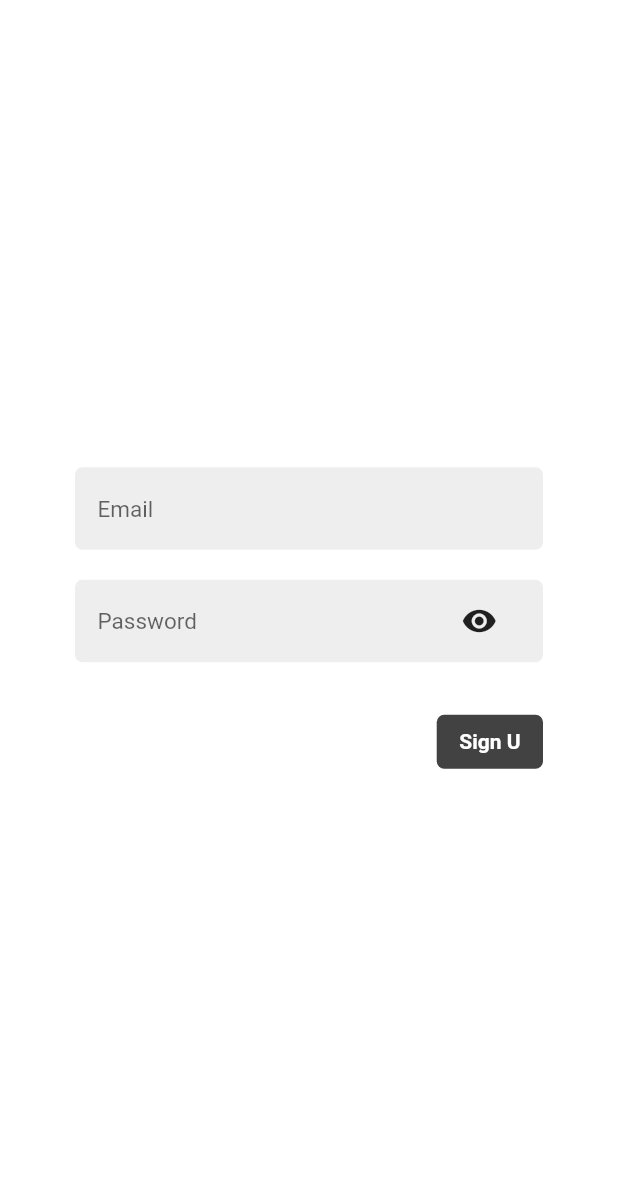
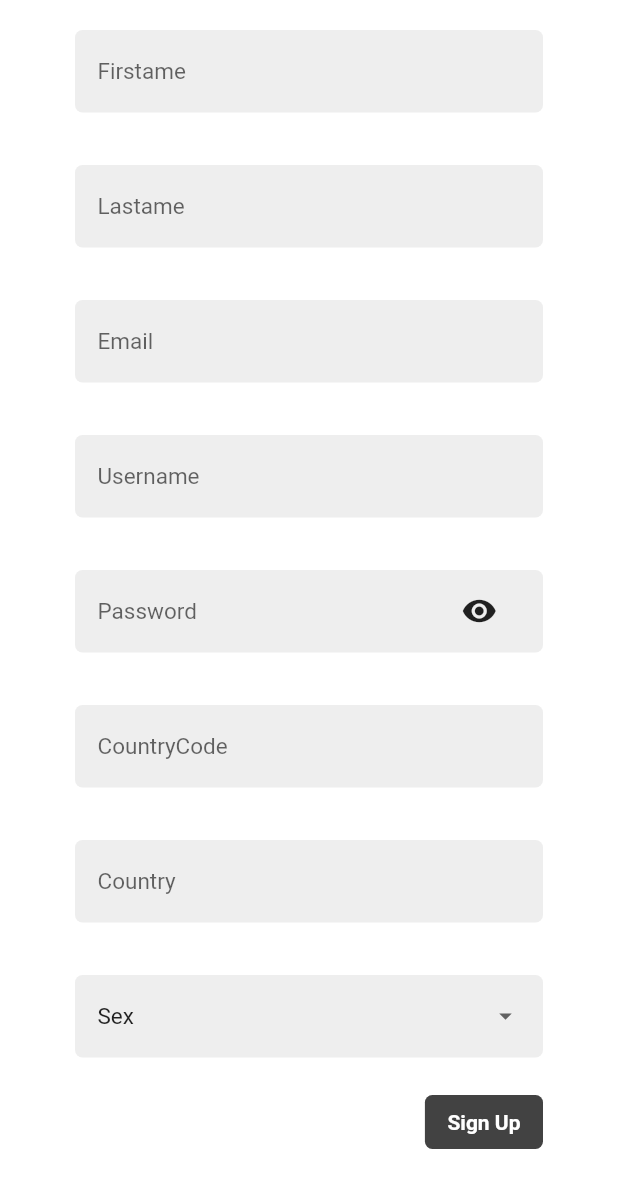
Before and after one commit to anonymous-plutocrat/KwikPass, a Flutter app: the screen it shows after launch, on a phone screen of 412 x 824 dp. Shown: the top 1188 px of the screen. Run offline on Flutter 3.47's test engine with Material 2 defaults, Android fonts, the phone set to English and light mode, and no system bars; our stand-ins replace firebase_auth, get_it, google_sign_in, provider_architecture; missing offline and left inert: flutter_rave; accounts and stored records are empty; network calls fail.

Commit message:
Things really happened

```diff
--- /dev/null
+++ b/lib/UIs/allUI/signupscreen.dart
@@ -0,0 +1,109 @@
+// // import 'package:flutter/gestures.dart';
+import 'package:flutter/material.dart';
+import 'package:provider_architecture/provider_architecture.dart';
+import 'package:road_to_flutter/UIs/sharedUI/buttonUi.dart';
+import 'package:road_to_flutter/shared/expansion_list.dart';
+// import 'package:road_to_flutter/auth/auths.dart';
+// import 'package:road_to_flutter/shared/buttonDecor.dart';
+import 'package:road_to_flutter/shared/inputDecor.dart';
+import 'package:road_to_flutter/shared/uihelpers.dart';
+// import 'package:road_to_flutter/view_models/sign_in_view_model.dart';
+import 'package:road_to_flutter/view_models/sign_up_view_model.dart';
+
+
+
+class SignUp extends StatelessWidget {
+  Widget build(BuildContext context) {
+
+    final emailController = TextEditingController();
+    final passwordController = TextEditingController();
+    final firstnameController = TextEditingController();
+    final lastnameController = TextEditingController();
+    final usernameController = TextEditingController();
+    final countrycodeController = TextEditingController();
+    final countryController = TextEditingController();
+    // final genderController = TextEditingController();
+
+
+    return ViewModelProvider<SignUpViewModel>.withConsumer(
+      viewModel: SignUpViewModel(),
+      builder: (context, model, child) => Scaffold(
+          backgroundColor: Colors.white,
+          body: SafeArea(
+               child: Padding(
+              padding: const EdgeInsets.fromLTRB(50, 20, 50, 10),
+              child: ListView(
+                // mainAxisSize: MainAxisSize.max,
+                // mainAxisAlignment: MainAxisAlignment.center,
+                // crossAxisAlignment: CrossAxisAlignment.center,
+                children: <Widget>[
+                  InputField(
+                    placeholder: 'Firstame',
+                    controller: firstnameController,
+                  ),
+                  verticalSpaceMedium,
+                  InputField(
+                    placeholder: 'Lastame',
+                    controller: lastnameController,
+                  ),
+                  verticalSpaceMedium,
+                  InputField(
+                    placeholder: 'Email',
+                    controller: passwordController,
+                  ),
+                  verticalSpaceMedium,
+                  InputField(
+                    placeholder: 'Username',
+                    controller: usernameController,
+                  ),
+                  verticalSpaceMedium,
+                  InputField(
+                    placeholder: 'Password',
+                    controller: passwordController,
+                    password: true,
+                    ),
+                    verticalSpaceMedium,
+                    InputField(
+                    placeholder: 'CountryCode',
+                    controller: countrycodeController,
+                  ),
+                  verticalSpaceMedium,
+                  InputField(
+                    placeholder: 'Country',
+                    controller: countryController,
+                  ),
+                  verticalSpaceMedium,
+                  ExpansionList(
+                    items: ['Male','Female','None'],
+                    title: model.selectedGender,
+                    onItemSelected: model.setSelectedGender),
+                  verticalSpaceMedium,
+                  Row(
+                    mainAxisSize: MainAxisSize.max,
+                    mainAxisAlignment: MainAxisAlignment.end,
+                    children: [
+                      BusyButton(
+                        title: 'Sign Up',
+                        busy: model.busy,
+                        onPressed: () {
+                          model.signUp(
+                            emailController.text,
+                            passwordController.text,
+                            firstnameController.text,
+                            lastnameController.text,
+                            countrycodeController.text,
+                            countryController.text,
+                            usernameController.text
+                       );
+                      },
+                    )
+                  ],
+                )
+              ]
+            ),
+        ),
+          )
+      )
+    );
+  }
+}
--- a/lib/UIs/authUI/signupscreen.dart
+++ /dev/null
@@ -1,62 +0,0 @@
-// // import 'package:flutter/gestures.dart';
-import 'package:flutter/material.dart';
-import 'package:provider_architecture/provider_architecture.dart';
-import 'package:road_to_flutter/UIs/sharedUI/buttonUi.dart';
-// import 'package:road_to_flutter/auth/auths.dart';
-// import 'package:road_to_flutter/shared/buttonDecor.dart';
-import 'package:road_to_flutter/shared/inputDecor.dart';
-import 'package:road_to_flutter/shared/uihelpers.dart';
-import 'package:road_to_flutter/view_models/sign_in_view_model.dart';
-import 'package:road_to_flutter/view_models/sign_up_view_model.dart';
-
-
-
-class SignUp extends StatelessWidget {
-  Widget build(BuildContext context) {
-
-    final emailController = TextEditingController();
-    final passwordController = TextEditingController();
-
-
-    return ViewModelProvider<SignUpViewModel>.withConsumer(
-      viewModel: SignUpViewModel(),
-      builder: (context, model, child) => Scaffold(
-          backgroundColor: Colors.white,
-          body: Padding(
-            padding: const EdgeInsets.symmetric(horizontal: 50),
-            child: Column(
-              mainAxisSize: MainAxisSize.max,
-              mainAxisAlignment: MainAxisAlignment.center,
-              crossAxisAlignment: CrossAxisAlignment.center,
-              children: <Widget>[
-                InputField(
-                  placeholder: 'Email',
-                  controller: emailController,
-                ),
-                verticalSpaceSmall,
-                InputField(
-                  placeholder: 'Password',
-                  password: true,
-                  controller: passwordController,
-                ),
-                verticalSpaceMedium,
-                Row(
-                  mainAxisSize: MainAxisSize.max,
-                  mainAxisAlignment: MainAxisAlignment.end,
-                  children: [
-                    BusyButton(
-                      title: 'Sign U',
-                      busy: model.busy,
-                      onPressed: () {
-                        model.signUp(emailController.text, passwordController.text);
-                    },
-                  )
-                ],
-              )
-            ]
-          ),
-        )
-      )
-    );
-  }
-}
--- a/lib/UIs/router.dart
+++ b/lib/UIs/router.dart
@@ -1,5 +1,6 @@
 import 'package:flutter/material.dart';
-import 'package:road_to_flutter/UIs/authUI/signinscreen.dart';
+import 'package:road_to_flutter/UIs/allUI/signinscreen.dart';
+import 'package:road_to_flutter/UIs/allUI/signupscreen.dart';
 // import 'package:road_to_flutter/UIs/authUI/signupscreen.dart';
 import 'package:road_to_flutter/UIs/homescreen.dart';
 import 'package:road_to_flutter/constants/routes.dart';
@@ -12,11 +13,11 @@ Route<dynamic> generateRoute(RouteSettings settings) {
         routeName: settings.name,
         viewToShow: SignIn(),
       );
-    // case SignUpViewRoute:
-    //   return _getPageRoute(
-    //     routeName: settings.name,
-    //     viewToShow: SignUp(),
-    //   );
+    case SignUpViewRoute:
+      return _getPageRoute(
+        routeName: settings.name,
+        viewToShow: SignUp(),
+      );
     case HomeViewRoute:
       return _getPageRoute(
         routeName: settings.name,
--- a/lib/main.dart
+++ b/lib/main.dart
@@ -1,5 +1,6 @@
 import 'package:flutter/material.dart';
-import 'package:road_to_flutter/UIs/authUI/signupscreen.dart';
+import 'package:road_to_flutter/UIs/allUI/signupscreen.dart';
+import 'package:road_to_flutter/UIs/allUI/startup_view.dart';
 import 'package:road_to_flutter/UIs/router.dart';
 import 'package:road_to_flutter/locator.dart';
 import 'package:road_to_flutter/manager/dialogmanager.dart';
@@ -23,7 +24,7 @@ class MyApp extends StatelessWidget {
         onGenerateRoute: (settings) => MaterialPageRoute(
             builder: (context) => DialogManager(child: child)),
       ),
-      home: SignUp(),
+      home: StartUpView(),
       onGenerateRoute: generateRoute,
       navigatorKey: locator<NavigationService>().navigationKey,
     );
--- /dev/null
+++ b/lib/models/user_model.dart
@@ -0,0 +1,37 @@
+class User{
+  final String id;
+  final String firstname;
+  final String lastname;
+  final String username;
+  final String sex;
+  final String password;
+  final String email;
+  final String country;
+  final String countrycode;
+
+  User({this.lastname, this.id, this.firstname, this.username, this.sex, this.password, this.email, this.countrycode, this.country});
+  User.fromData(Map<String,dynamic> data)
+    :   id = data["id"],
+        firstname = data["firstname"],
+        lastname = data["lastname"],
+        username = data["username"],
+        sex = data["sex"],
+        password = data["password"],
+        countrycode = data["countrycode"],
+        email = data["email"],
+        country = data["country"];
+
+  Map<String,dynamic> toJson(){
+    return {
+      'id':id,
+      'firstname':firstname,
+      'lastname':lastname,
+      'username': username,
+      'email':email,
+      'sex': sex,
+      'password':password,
+      'countrycode':countrycode,
+      'country':country
+    };
+  }
+}
--- /dev/null
+++ b/lib/shared/expansion_list.dart
@@ -0,0 +1,148 @@
+import 'package:flutter/material.dart';
+import 'package:road_to_flutter/shared/styles.dart' as sharedStyles;
+
+class ExpansionList<T> extends StatefulWidget {
+  final List<T> items;
+  final String title;
+  final Function(dynamic) onItemSelected;
+  final bool smallVersion;
+  ExpansionList({
+    Key key,
+    this.items,
+    this.title,
+    @required this.onItemSelected,
+    this.smallVersion = false,
+  }) : super(key: key);
+
+  _ExpansionListState createState() => _ExpansionListState();
+}
+
+class _ExpansionListState extends State<ExpansionList> {
+  final double startingHeight = sharedStyles.fieldHeight;
+  double expandedHeight;
+  bool expanded = false;
+  String selectedValue;
+
+  @override
+  void initState() {
+    super.initState();
+    selectedValue = widget.title;
+    _calculateExpandedHeight();
+  }
+
+  @override
+  Widget build(BuildContext context) {
+    return AnimatedContainer(
+      padding: sharedStyles.fieldPadding,
+      duration: const Duration(milliseconds: 180),
+      height: expanded
+          ? expandedHeight
+          : widget.smallVersion
+              ? sharedStyles.smallFieldHeight
+              : startingHeight,
+      decoration: sharedStyles.fieldDecortaion.copyWith(
+        boxShadow: expanded
+            ? [BoxShadow(blurRadius: 10, color: Colors.grey[300])]
+            : null,
+      ),
+      child: ListView(
+        physics: NeverScrollableScrollPhysics(),
+        padding: const EdgeInsets.all(0),
+        children: <Widget>[
+          ExpansionListItem(
+            title: selectedValue,
+            onTap: () {
+              setState(() {
+                expanded = !expanded;
+              });
+            },
+            showArrow: true,
+            smallVersion: widget.smallVersion,
+          ),
+          Container(
+            height: 2,
+            color: Colors.grey[300],
+          ),
+          ..._getDropdownListItems()
+        ],
+      ),
+    );
+  }
+
+  List<Widget> _getDropdownListItems() {
+    return widget.items
+        .map((item) => ExpansionListItem(
+            smallVersion: widget.smallVersion,
+            title: item.toString(),
+            onTap: () {
+              setState(() {
+                expanded = !expanded;
+                selectedValue = item.toString();
+              });
+
+              widget.onItemSelected(item);
+            }))
+        .toList();
+  }
+
+  void _calculateExpandedHeight() {
+    expandedHeight = 2 +
+        (widget.smallVersion
+            ? sharedStyles.smallFieldHeight
+            : sharedStyles.fieldHeight) +
+        (widget.items.length *
+            (widget.smallVersion
+                ? sharedStyles.smallFieldHeight
+                : sharedStyles.fieldHeight));
+  }
+}
+
+class ExpansionListItem extends StatelessWidget {
+  final Function onTap;
+  final String title;
+  final bool showArrow;
+  final bool smallVersion;
+  const ExpansionListItem({
+    Key key,
+    this.onTap,
+    this.title,
+    this.showArrow = false,
+    this.smallVersion = false,
+  }) : super(key: key);
+
+  @override
+  Widget build(BuildContext context) {
+    return GestureDetector(
+      behavior: HitTestBehavior.opaque,
+      onTap: onTap,
+      child: Container(
+        height: smallVersion
+            ? sharedStyles.smallFieldHeight
+            : sharedStyles.fieldHeight,
+        alignment: Alignment.centerLeft,
+        child: Row(
+          mainAxisSize: MainAxisSize.max,
+          mainAxisAlignment: MainAxisAlignment.spaceBetween,
+          children: <Widget>[
+            Expanded(
+              child: Text(
+                title ?? '',
+                style: Theme.of(context)
+                    .textTheme
+                    .subhead
+                    .copyWith(fontSize: smallVersion ? 12 : 15),
+              ),
+            ),
+            showArrow
+                ? Icon(
+                    Icons.arrow_drop_down,
+                    color: Colors.grey[700],
+                    size: 20,
+                  )
+                : Container()
+          ],
+        ),
+      ),
+    );
+  }
+}
--- a/lib/view_models/sign_up_view_model.dart
+++ b/lib/view_models/sign_up_view_model.dart
@@ -11,10 +11,26 @@ class SignUpViewModel extends BaseModel{
   final Auths _auths = locator<Auths>();
   final NavigationService navserve = locator<NavigationService>();
 
+  String _selectedgender = 'Sex';
+  String get selectedGender => _selectedgender;
 
-  Future signUp( email,  password)async{
+  void setSelectedGender(dynamic role){
+    _selectedgender = role;
+    notifyListeners();
+  }
+
+
+  Future signUp( email,password,firstname, lastname,username,countrycode,country)async{
       setBusy(true);
-       var result = await _auths.signUpUser(email, password);
+       var result = await _auths.signUpUser(
+         email: email,
+         password: password,
+         firstname: firstname,
+         lastname: lastname,
+         username: username,
+         sex: _selectedgender,
+         countrycode: countrycode,
+         country: country);
        setBusy(false);
        if(result is bool){
          if(result){
```
Also changed, not shown: lib/UIs/allUI/startup_view.dart (added, +34 -0 lines), lib/auth/auths.dart (+14 -5 lines), lib/view_models/startup_view_model.dart (added, +22 -0 lines), lib/UIs/allUI/signinscreen.dart (renamed from lib/UIs/authUI/signinscreen.dart).
